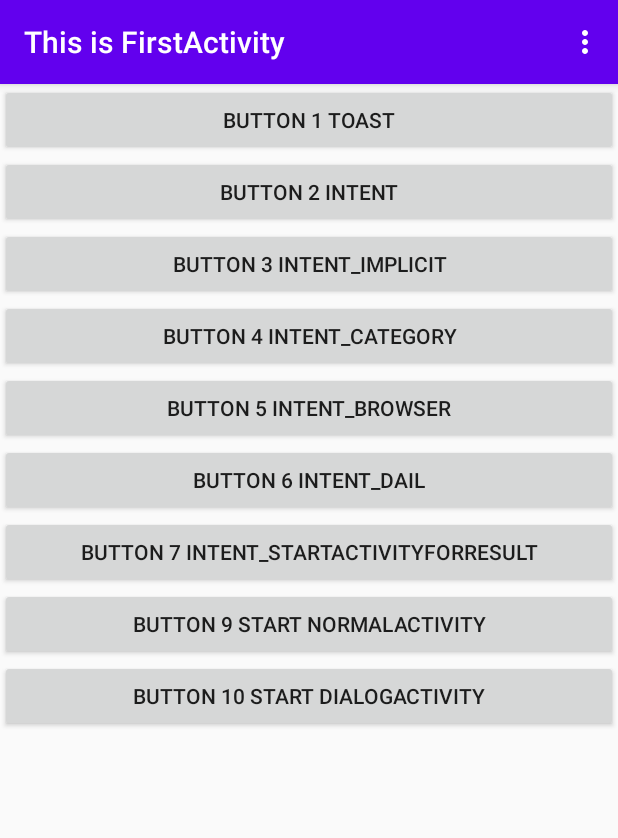
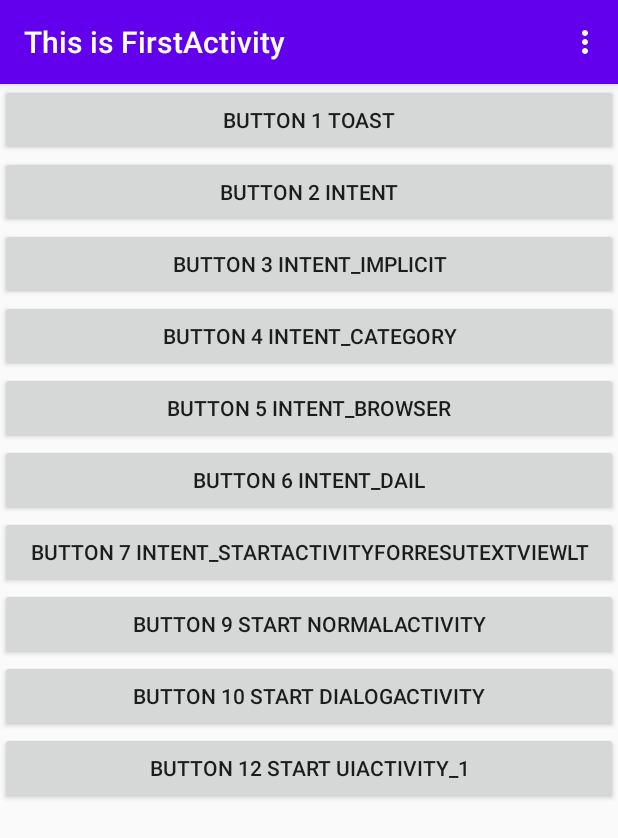
Before and after one commit to jsflzhong/test2_noActivity, an Android app: the screen it shows after launch (FirstActivity), on a phone screen of 412 x 824 dp. Shown: the top 838 px of the screen. Run offline under Robolectric (Android 15) with nearby library versions, the phone set to English and light mode, and no system bars.

Commit message:
UIActivity1

```diff
--- a/app/src/main/java/com/jsflzhong/test2_noactivity/FirstActivity.java
+++ b/app/src/main/java/com/jsflzhong/test2_noactivity/FirstActivity.java
@@ -16,6 +16,7 @@ import android.widget.Toast;
 
 import com.jsflzhong.test2_noactivity.lifeCycle.DialogActivity;
 import com.jsflzhong.test2_noactivity.lifeCycle.NormalActivity;
+import com.jsflzhong.test2_noactivity.ui.UIActivity_1;
 
 public class FirstActivity extends BasicActivity {
 
@@ -57,6 +58,7 @@ public class FirstActivity extends BasicActivity {
         loadButton7();
         loadButton9();
         loadButton10();
+        loadButton12();
     }
 
     /**
@@ -238,6 +240,20 @@ public class FirstActivity extends BasicActivity {
     }
 
     /**
+     * 加载第12个button,事件中:打开UIActivity1
+     */
+    private void loadButton12() {
+        View button12 = findViewById(R.id.button_12);
+        button12.setOnClickListener(new View.OnClickListener() {
+            @Override
+            public void onClick(View v) {
+                Intent intent = new Intent(FirstActivity.this, UIActivity_1.class);
+                startActivity(intent);
+            }
+        });
+    }
+
+    /**
      * 创建菜单
      *
      * @param menu menu
--- a/app/src/main/res/layout/first_layout.xml
+++ b/app/src/main/res/layout/first_layout.xml
@@ -47,7 +47,7 @@
         android:id="@+id/button_7"
         android:layout_width="match_parent"
         android:layout_height="wrap_content"
-        android:text="Button 7 intent_startActivityForResult"
+        android:text="Button 7 intent_startActivityForResuTextViewlt"
         />
     <Button
         android:id="@+id/button_9"
@@ -61,4 +61,10 @@
         android:layout_height="wrap_content"
         android:text="Button 10 start DialogActivity"
         />
+    <Button
+        android:id="@+id/button_12"
+        android:layout_width="match_parent"
+        android:layout_height="wrap_content"
+        android:text="Button 12 start UIActivity_1"
+        />
 </LinearLayout>
```
Also changed, not shown: app/src/main/AndroidManifest.xml (+8 -4 lines), app/src/main/java/com/jsflzhong/test2_noactivity/ui/UIActivity_1.java (added, +43 -0 lines), app/src/main/res/layout/ui1_activity.xml (added, +30 -0 lines).
